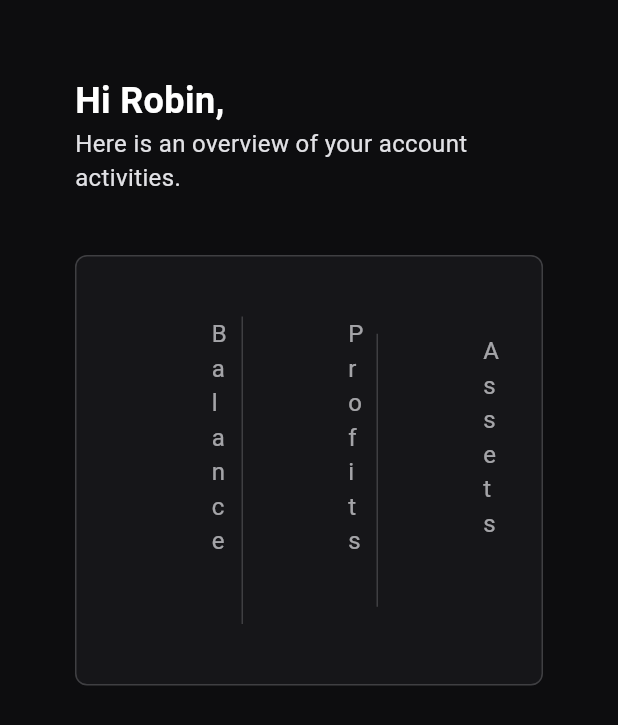
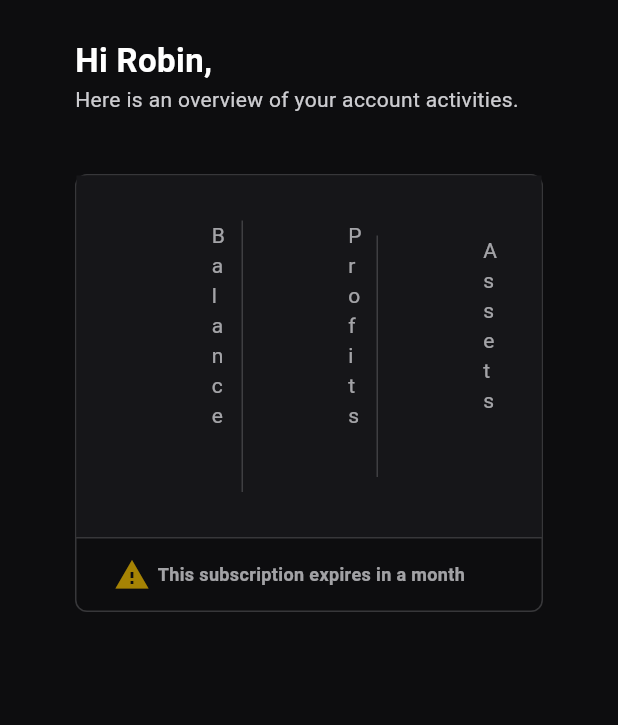
Before and after one commit to XROLE/predict_dashboard, a Flutter app: the screen it shows after launch, on a phone screen of 412 x 824 dp. Shown: the top 725 px of the screen. Run offline on Flutter 3.47's test engine with Material 3 defaults, Android fonts, the phone set to English and light mode, and no system bars.

Commit message:
build dashboard header section

```diff
--- a/lib/utils/app_text_style.dart
+++ b/lib/utils/app_text_style.dart
@@ -8,7 +8,7 @@ class AppTextStyle {
    FontWeight? fontWeight,
   }) {
     return TextStyle(
-      fontSize: fontSize ?? 24,
+      fontSize: fontSize ?? 22,
       fontWeight: fontWeight ?? FontWeight.w600,
       color: color ?? AppColors.appWhite,
     );
@@ -18,7 +18,7 @@ class AppTextStyle {
     Color? color,
   }) {
     return TextStyle(
-      fontSize: fontSize ?? 16,
+      fontSize: fontSize ?? 14,
       fontWeight: FontWeight.w400,
       color: color ?? AppColors.appWhite,
     );
@@ -28,7 +28,7 @@ class AppTextStyle {
     Color? color,
   }) {
     return TextStyle(
-      fontSize: fontSize ?? 14,
+      fontSize: fontSize ?? 12,
       fontWeight: FontWeight.bold,
       color: color ?? AppColors.appWhite,
     );
@@ -39,7 +39,7 @@ class AppTextStyle {
     Color? color,
   }) {
     return TextStyle(
-      fontSize: fontSize ?? 12,
+      fontSize: fontSize ?? 11,
       fontWeight: FontWeight.bold,
       color: color ?? AppColors.appWhite,
     );
--- a/lib/views/dashboard/dashboard_desktop.dart
+++ b/lib/views/dashboard/dashboard_desktop.dart
@@ -14,23 +14,26 @@ class DashboardDesktop extends StatelessWidget {
         width: double.infinity,
         color: AppColors.appBg,
         child: Padding(
-          padding: const EdgeInsets.symmetric(horizontal: 50, vertical: 50),
+          padding: const EdgeInsets.symmetric(horizontal: 50, vertical: 25),
           child: Column(
             crossAxisAlignment: CrossAxisAlignment.start,
             children: [
               Text("Hi Robin,", style: AppTextStyle.title()),
               Text("Here is an overview of your account activities.",
-                  style: AppTextStyle.subTitle(color: AppColors.appWhiteLight)),
+                  style: AppTextStyle.subTitle(color: AppColors.appWhiteLight.withOpacity(.9))),
               const SizedBox(height: 40),
               Container(
-                padding:
-                    const EdgeInsets.symmetric(horizontal: 20, vertical: 40),
                 decoration: BoxDecoration(
                   borderRadius: BorderRadius.circular(8),
                   border: Border.all(
                       color: AppColors.appWhiteLight.withOpacity(.2)),
+                ),
+                child: Column(
+                  children: [
+                    Container(
                   color: AppColors.appBgLight,
-                ),
+                        padding: const EdgeInsets.symmetric(
+                    horizontal: 20, vertical: 30),
                       child: Row(
                         mainAxisAlignment: MainAxisAlignment.spaceBetween,
                         crossAxisAlignment: CrossAxisAlignment.center,
@@ -60,6 +63,20 @@ class DashboardDesktop extends StatelessWidget {
                           ),
                         ],
                       ),
+                    ),
+                  Container(
+                    padding: const EdgeInsets.symmetric(horizontal: 25, vertical: 12),
+                    decoration: BoxDecoration(
+                      border: Border(top: BorderSide(color: AppColors.appWhiteLight.withOpacity(.2)))
+                    ),
+                    child: Row(children: [
+                      Icon(Icons.warning, color: AppColors.appYellow.withOpacity(.7)),
+                      const SizedBox(width: 5),
+                      Text("This subscription expires in a month", style: AppTextStyle.medium(color: AppColors.appWhiteLight.withOpacity(.7)),)
+                    ],),
+                  )
+                  ],
+                ),
               )
             ],
           ),
```
Lines whose indentation alone changed are shown as unchanged.
